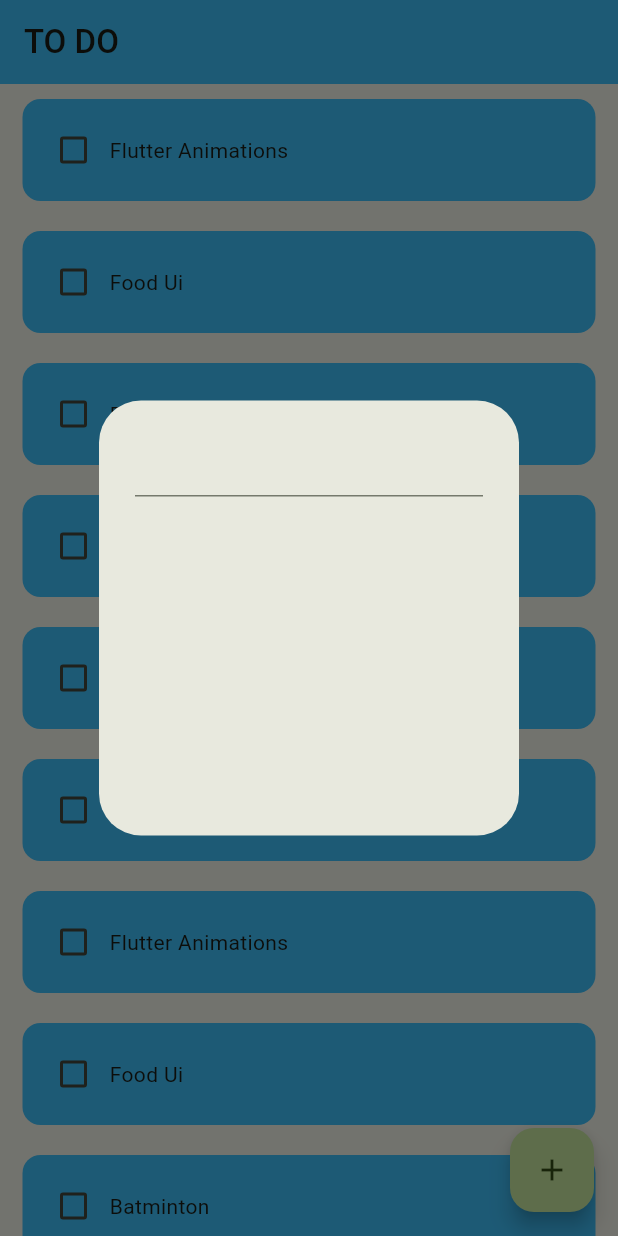
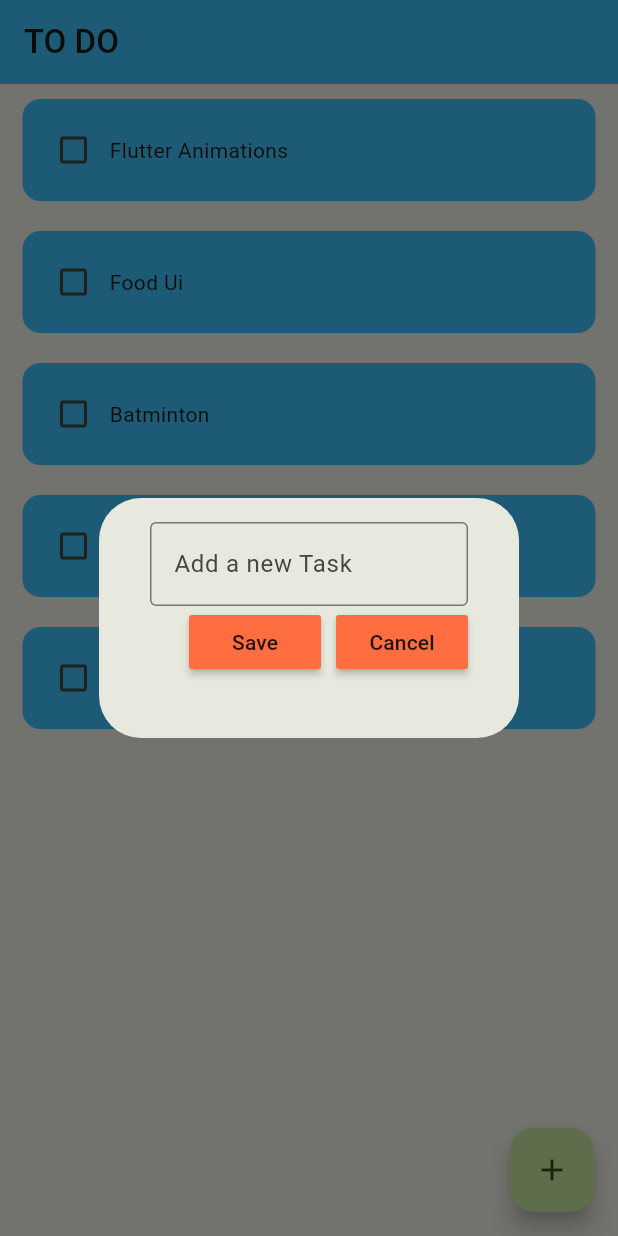
Before and after one commit to kishore-klassy/todoAPP, a Flutter app: the screen it shows after launch, after a tap on the "add" icon, on a phone screen of 412 x 824 dp. Run offline on Flutter 3.47's test engine with Material 2 defaults, Android fonts, the phone set to English and light mode, and no system bars.

Commit message:
add task function

```diff
--- a/lib/components/button.dart
+++ b/lib/components/button.dart
@@ -2,14 +2,16 @@ import 'package:flutter/material.dart';
 
 class MyButton extends StatelessWidget {
   final String buttonName;
-  final fubn
+  VoidCallback onPressed;
 
-  MyButton({
-    super.key,
-  });
+  MyButton({super.key, required this.buttonName, required this.onPressed});
 
   @override
   Widget build(BuildContext context) {
-    return Container;
+    return MaterialButton(
+      onPressed: onPressed,
+      child: Text(buttonName),
+      color: Colors.deepOrangeAccent,
+    );
   }
 }
--- a/lib/components/dialogbox.dart
+++ b/lib/components/dialogbox.dart
@@ -1,7 +1,12 @@
+import 'dart:async';
+import 'package:todo/pages/homepage.dart';
 import 'package:flutter/material.dart';
+import 'package:todo/components/button.dart';
+import 'package:todo/data/database.dart';
+class DialogBox extends StatefulWidget {
+  final TextEditingController controller;
 
-class DialogBox extends StatefulWidget {
-  const DialogBox({super.key});
+  DialogBox({Key? key, required this.controller}) : super(key: key);
 
   @override
   State<DialogBox> createState() => _DialogBoxState();
@@ -12,15 +17,40 @@ class _DialogBoxState extends State<DialogBox> {
   Widget build(BuildContext context) {
     return AlertDialog(
       content: Container(
-        height:250 ,
-        child: Column(children: [
-          //get user input
-          TextField(),
-
-          // save button and cancel button
-
-
-        ]),
+        height: 120,
+        margin: EdgeInsets.symmetric(horizontal: 10),
+        child: Column(
+          children: [
+            TextField(
+              controller: widget.controller,
+              decoration: InputDecoration(
+                border: OutlineInputBorder(),
+                hintText: "Add a new Task",
+              ),
+            ),
+            Row(
+              mainAxisAlignment: MainAxisAlignment.end,
+              children: [
+                MyButton(
+                  buttonName: "Save",
+                  onPressed: () {
+                    setState(() {
+                      todoList.add([widget.controller.text, false]);
+                    });
+                    Navigator.of(context).pop();
+                  },
+                ),
+                SizedBox(width: 10),
+                MyButton(
+                  buttonName: "Cancel",
+                  onPressed: () {
+                    Navigator.of(context).pop();
+                  },
+                ),
+              ],
+            ),
+          ],
+        ),
       ),
     );
   }
--- a/lib/components/todolist.dart
+++ b/lib/components/todolist.dart
@@ -1,5 +1,4 @@
 import 'package:flutter/material.dart';
-import 'package:todo/pages/homepage.dart';
 
 class TodoTile extends StatelessWidget {
   final String taskName;
--- a/lib/data/database.dart
+++ b/lib/data/database.dart
@@ -0,0 +1,8 @@
+import 'package:flutter/material.dart';
+  List todoList = [
+    ["Flutter Animations", false],
+    ["Food Ui", false],
+    ["Batminton", false],
+    ["Beebag Ui", false],
+    ["College", false],
+  ];
--- a/lib/pages/homepage.dart
+++ b/lib/pages/homepage.dart
@@ -2,6 +2,7 @@ import 'package:flutter/material.dart';
 import 'package:flutter/rendering.dart';
 import 'package:todo/components/todolist.dart';
 import 'package:todo/components/dialogbox.dart';
+import 'package:todo/data/database.dart';
 class HomePage extends StatefulWidget {
   const HomePage({super.key});
 
@@ -10,32 +11,9 @@ class HomePage extends StatefulWidget {
 }
 
 class _HomePageState extends State<HomePage> {
-  List todoList = [
-    ["Flutter Animations", false],
-    ["Food Ui", false],
-    ["Batminton", false],
-    ["Beebag Ui", false],
-    ["College", false],
-    ["Jogging", false],
-    ["Flutter Animations", false],
-    ["Food Ui", false],
-    ["Batminton", false],
-    ["Beebag Ui", false],
-    ["College", false],
-    ["Jogging", false],
-    ["Flutter Animations", false],
-    ["Food Ui", false],
-    ["Batminton", false],
-    ["Beebag Ui", false],
-    ["College", false],
-    ["Jogging", false],
-    ["Flutter Animations", false],
-    ["Food Ui", false],
-    ["Batminton", false],
-    ["Beebag Ui", false],
-    ["College", false],
-    ["Jogging", false]
-  ];
+  final _controller = TextEditingController();
+
+
 
   void checkBoxChanged(bool? value, int index) {
     setState(() {
@@ -48,14 +26,21 @@ class _HomePageState extends State<HomePage> {
     showDialog(
         context: context,
         builder: (context) {
-          return DialogBox();
+          return DialogBox(controller: _controller);
         });
+  }
+
+  void saveTask() {
+    todoList.add([]);
   }
 
   @override
   Widget build(BuildContext context) {
     return Scaffold(
-        floatingActionButton: FloatingActionButton(onPressed: createNewTask,child: Icon(Icons.add),),
+        floatingActionButton: FloatingActionButton(
+          onPressed: createNewTask,
+          child: Icon(Icons.add),
+        ),
         appBar: AppBar(
           title: Text(
             "TO DO",
```
